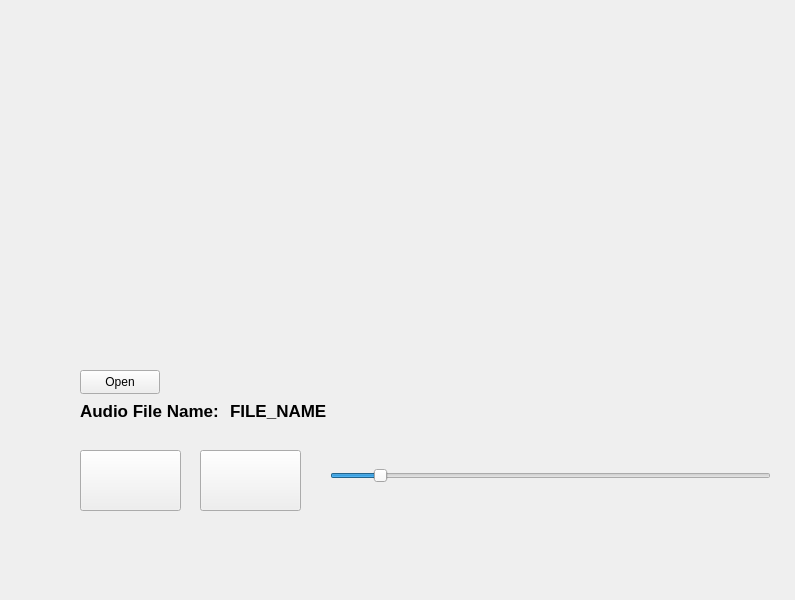
Before: the Qt Designer form mainwindow.ui in MilanJzo/eda-mp3, drawn with Qt 5.
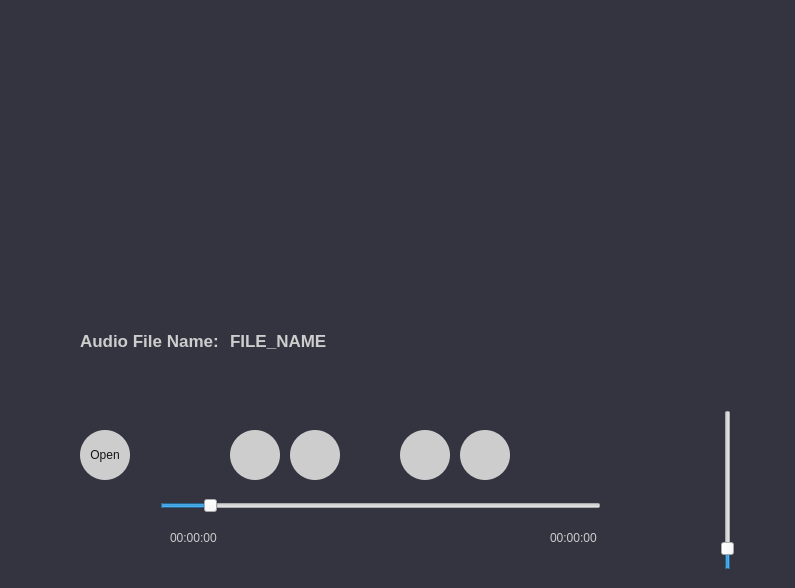
After: the same form once the commit is applied.

Commit message:
timeline manipulation
- added forward + backward button with functionality
- added timeline with funtionality
- added current time and total time

-> is goooood

Diff of the .ui file:
```diff
--- a/mainwindow.ui
+++ b/mainwindow.ui
@@ -7,18 +7,40 @@
     <x>0</x>
     <y>0</y>
     <width>795</width>
-    <height>600</height>
+    <height>588</height>
    </rect>
   </property>
   <property name="windowTitle">
    <string>MainWindow</string>
   </property>
+  <property name="styleSheet">
+   <string notr="true">QMainWindow
+{
+	background-color: rgb(52,51,64);
+}
+QPushButton
+{
+	background-color: #CDCDCD;
+	color: #151515;
+	border-radius: 25px;	
+	min-width: 50px;
+	min-height: 50px;
+	max-width: 50px;
+	max-height: 50px;
+}
+QLabel 
+{
+	color: #CDCDCD
+}
+
+</string>
+  </property>
   <widget class="QWidget" name="centralwidget">
    <widget class="QLabel" name="label_Title_File_Name">
     <property name="geometry">
      <rect>
       <x>80</x>
-      <y>390</y>
+      <y>320</y>
       <width>141</width>
       <height>41</height>
      </rect>
@@ -29,6 +51,9 @@
       <bold>true</bold>
      </font>
     </property>
+    <property name="styleSheet">
+     <string notr="true"/>
+    </property>
     <property name="text">
      <string>Audio File Name:</string>
     </property>
@@ -37,8 +62,8 @@
     <property name="geometry">
      <rect>
       <x>230</x>
-      <y>390</y>
-      <width>531</width>
+      <y>320</y>
+      <width>451</width>
       <height>41</height>
      </rect>
     </property>
@@ -48,6 +73,9 @@
       <bold>true</bold>
      </font>
     </property>
+    <property name="styleSheet">
+     <string notr="true"/>
+    </property>
     <property name="text">
      <string>FILE_NAME</string>
     </property>
@@ -55,12 +83,16 @@
    <widget class="QPushButton" name="pushButton_Play">
     <property name="geometry">
      <rect>
-      <x>80</x>
-      <y>450</y>
-      <width>101</width>
-      <height>61</height>
+      <x>230</x>
+      <y>430</y>
+      <width>50</width>
+      <height>50</height>
      </rect>
     </property>
+    <property name="styleSheet">
+     <string notr="true">
+</string>
+    </property>
     <property name="text">
      <string/>
     </property>
@@ -68,25 +100,112 @@
    <widget class="QPushButton" name="pushButton_Pause">
     <property name="geometry">
      <rect>
-      <x>200</x>
-      <y>450</y>
-      <width>101</width>
-      <height>61</height>
+      <x>290</x>
+      <y>430</y>
+      <width>50</width>
+      <height>50</height>
      </rect>
     </property>
+    <property name="styleSheet">
+     <string notr="true">
+
+</string>
+    </property>
     <property name="text">
      <string/>
     </property>
    </widget>
-   <widget class="QSlider" name="horizontalSlider_Volume_Control">
+   <widget class="QPushButton" name="pushButton_Open_File">
     <property name="geometry">
      <rect>
-      <x>330</x>
-      <y>460</y>
+      <x>80</x>
+      <y>430</y>
+      <width>50</width>
+      <height>50</height>
+     </rect>
+    </property>
+    <property name="styleSheet">
+     <string notr="true">
+
+</string>
+    </property>
+    <property name="text">
+     <string>Open</string>
+    </property>
+    <property name="default">
+     <bool>false</bool>
+    </property>
+   </widget>
+   <widget class="QPushButton" name="pushButton_Seek_Forward">
+    <property name="geometry">
+     <rect>
+      <x>460</x>
+      <y>430</y>
+      <width>50</width>
+      <height>50</height>
+     </rect>
+    </property>
+    <property name="styleSheet">
+     <string notr="true"/>
+    </property>
+    <property name="text">
+     <string/>
+    </property>
+   </widget>
+   <widget class="QPushButton" name="pushButton_Seek_Backward">
+    <property name="geometry">
+     <rect>
+      <x>400</x>
+      <y>430</y>
+      <width>50</width>
+      <height>50</height>
+     </rect>
+    </property>
+    <property name="styleSheet">
+     <string notr="true"/>
+    </property>
+    <property name="text">
+     <string/>
+    </property>
+   </widget>
+   <widget class="QLabel" name="label_Current_Time">
+    <property name="geometry">
+     <rect>
+      <x>170</x>
+      <y>530</y>
+      <width>49</width>
+      <height>16</height>
+     </rect>
+    </property>
+    <property name="text">
+     <string>00:00:00</string>
+    </property>
+   </widget>
+   <widget class="QLabel" name="label_Total_Time">
+    <property name="geometry">
+     <rect>
+      <x>550</x>
+      <y>530</y>
+      <width>49</width>
+      <height>16</height>
+     </rect>
+    </property>
+    <property name="text">
+     <string>00:00:00</string>
+    </property>
+   </widget>
+   <widget class="QSlider" name="horizontalSlider_Duration">
+    <property name="geometry">
+     <rect>
+      <x>160</x>
+      <y>490</y>
       <width>441</width>
       <height>31</height>
      </rect>
     </property>
+    <property name="styleSheet">
+     <string notr="true"/>
+    </property>
     <property name="minimum">
      <number>0</number>
     </property>
@@ -100,20 +219,23 @@
      <enum>Qt::Orientation::Horizontal</enum>
     </property>
    </widget>
-   <widget class="QPushButton" name="pushButton_Open_File">
+   <widget class="QSlider" name="verticalSlider_Volume">
     <property name="geometry">
      <rect>
-      <x>80</x>
-      <y>370</y>
-      <width>80</width>
-      <height>24</height>
+      <x>720</x>
+      <y>410</y>
+      <width>16</width>
+      <height>160</height>
      </rect>
     </property>
-    <property name="text">
-     <string>Open</string>
+    <property name="maximum">
+     <number>100</number>
     </property>
-    <property name="default">
-     <bool>false</bool>
+    <property name="sliderPosition">
+     <number>10</number>
+    </property>
+    <property name="orientation">
+     <enum>Qt::Orientation::Vertical</enum>
     </property>
    </widget>
   </widget>
```
The commit also changes 2 other files.
